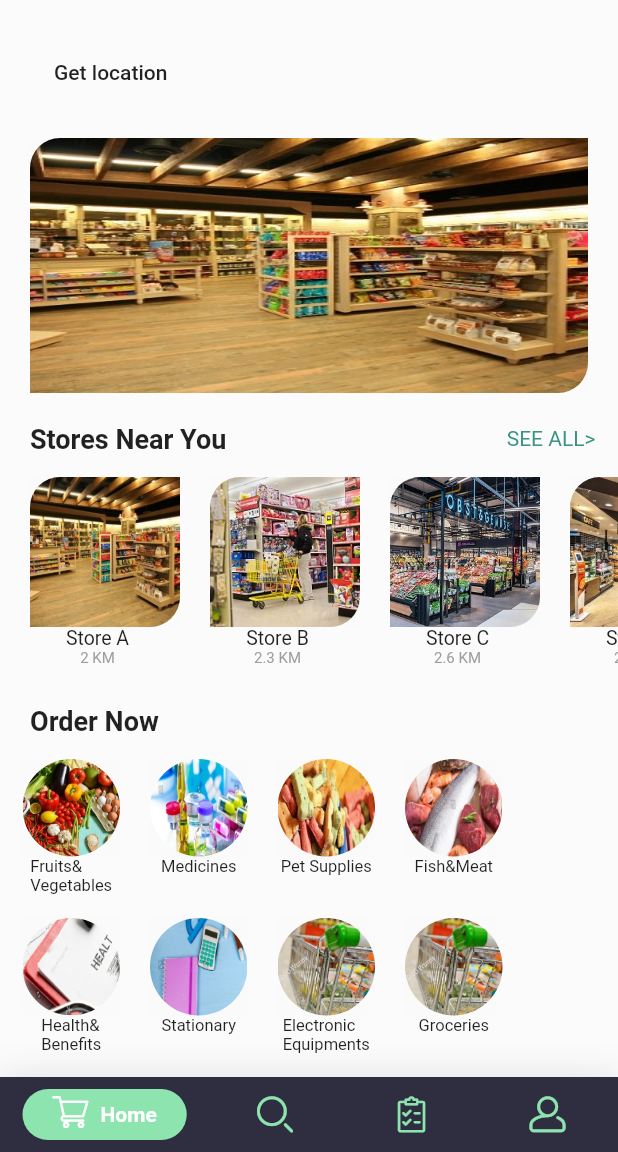
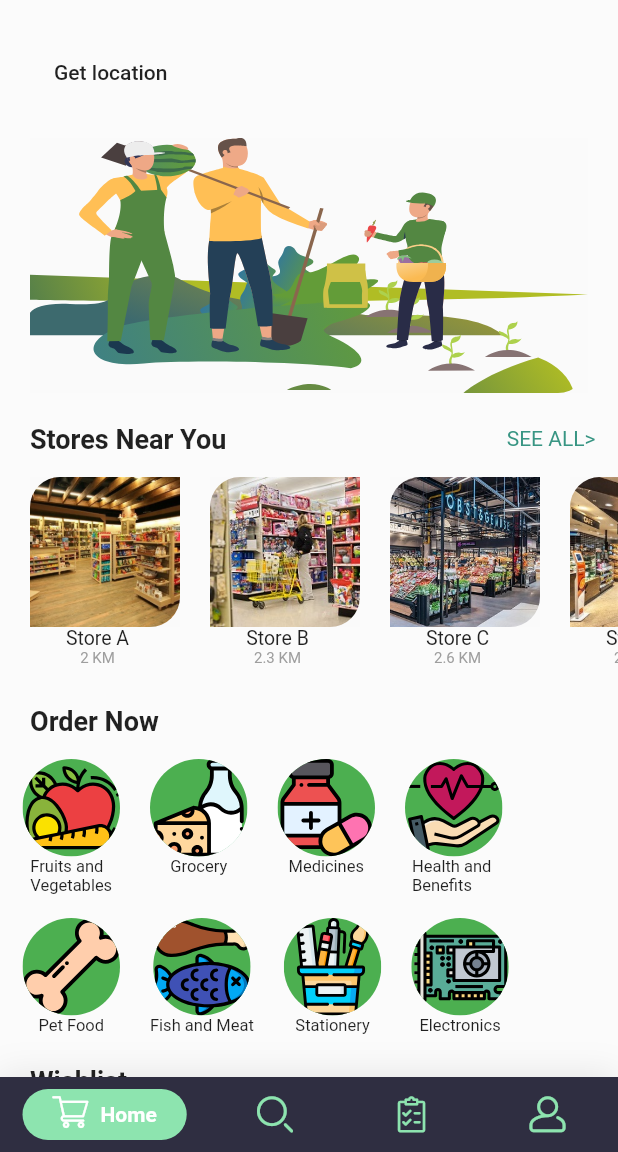
Before and after one commit to somiparna/Agrivator-Flash, a Flutter app: the screen it shows after launch, on a phone screen of 412 x 824 dp, the part 84-1236 px from its top. Run offline on Flutter 3.47's test engine with Material 2 defaults, Android fonts, the phone set to English and light mode, and no system bars; drawn by our look-alikes of google_nav_bar; our stand-ins replace flutter_svg, geolocator, google_maps_flutter.

Commit message:
changed buttons

```diff
--- a/lib/Tabs/Hometab.dart
+++ b/lib/Tabs/Hometab.dart
@@ -11,7 +11,7 @@ import 'package:flutter/material.dart';
 import '../Stores/Fruits.dart';
 import '../Stores/Medicines.dart';
 import 'package:google_maps_flutter/google_maps_flutter.dart';
-
+import 'package:flutter_svg/flutter_svg.dart';
 class HomeTab extends StatefulWidget {
   @override
 
@@ -76,7 +76,7 @@ class _HomeTabState extends State<HomeTab> {
                         child: ClipRRect(
                           borderRadius: BorderRadius.only(topLeft: Radius.circular(20),bottomRight: Radius.circular(20)),
 
-                          child: Image.asset('images/storea.jpg',
+                          child: SvgPicture.asset('images/agrivator.svg',
                                height: 170,fit:BoxFit.fill,width: 500,),
                         ),),
                     )
@@ -282,21 +282,28 @@ class _HomeTabState extends State<HomeTab> {
                     padding: const EdgeInsets.only(left: 10,right: 10,top: 15),
                     child: Column(
                       children: <Widget>[
+                        ClipOval(
+                          child: Column(
+                        children: <Widget>[
                           Material(
+                          color: Colors.green,
                             child: InkWell(
                               onTap: () =>
                                   Navigator.of(context)
                                       .push(MaterialPageRoute(builder: (context) => Error())),
                               child: Container(
-                                child: ClipRRect(
-                                  borderRadius: BorderRadius.all(Radius.circular(35)),
 
-                                  child: Image.asset('images/food.jpg',
-                                      width: 65, height: 65),
-                                ),),
+
+                                  child: SvgPicture.asset('images/fruits.svg',
+                                      width: 65, height: 65,),
+
+                                ),
+                            ),
                             )
+                          ],
                           ),
-                        Text("Fruits&\nVegetables",style: TextStyle(fontSize: 11)),
+                        ),
+                        Text("Fruits and\nVegetables",style: TextStyle(fontSize: 11)),
                         ],
                     ),
                   ),
@@ -304,19 +311,55 @@ class _HomeTabState extends State<HomeTab> {
                     padding: const EdgeInsets.only(left: 10,right: 10,top: 15),
                     child: Column(
                       children: <Widget>[
+                        ClipOval(
+                          child: Column(
+                            children: <Widget>[
                               Material(
+                                color: Colors.green,
                                 child: InkWell(
                                   onTap: () =>
                                       Navigator.of(context)
                                           .push(MaterialPageRoute(builder: (context) => Error())),
                                   child: Container(
-                                child: ClipRRect(
-                                  borderRadius: BorderRadius.all(Radius.circular(35)),
 
-                                  child: Image.asset('images/medicines.jpg',
-                                      width: 65, height: 65),
-                                ),),
+
+                                    child: SvgPicture.asset('images/dairy.svg',
+                                      width: 65, height: 65,),
+
+                                  ),
+                                ),
                               )
+                            ],
+                          ),
+                        ),
+                        Text("Grocery",style: TextStyle(fontSize: 11)),
+                      ],
+                    ),
+                  ),
+                  Padding(
+                    padding: const EdgeInsets.only(left: 10,right: 10,top: 15),
+                    child: Column(
+                      children: <Widget>[
+                        ClipOval(
+                          child: Column(
+                            children: <Widget>[
+                              Material(
+                                color: Colors.green,
+                                child: InkWell(
+                                  onTap: () =>
+                                      Navigator.of(context)
+                                          .push(MaterialPageRoute(builder: (context) => Error())),
+                                  child: Container(
+
+
+                                    child: SvgPicture.asset('images/medicines.svg',
+                                      width: 65, height: 65,),
+
+                                  ),
+                                ),
+                              )
+                            ],
+                          ),
                         ),
                         Text("Medicines",style: TextStyle(fontSize: 11)),
                       ],
@@ -326,21 +369,28 @@ class _HomeTabState extends State<HomeTab> {
                     padding: const EdgeInsets.only(left: 10,right: 10,top: 15),
                     child: Column(
                       children: <Widget>[
+                        ClipOval(
+                          child: Column(
+                            children: <Widget>[
                               Material(
+                                color: Colors.green,
                                 child: InkWell(
                                   onTap: () =>
                                       Navigator.of(context)
                                           .push(MaterialPageRoute(builder: (context) => Error())),
                                   child: Container(
-                                child: ClipRRect(
-                                  borderRadius: BorderRadius.all(Radius.circular(35)),
 
-                                  child: Image.asset('images/pet.jpg',
-                                      width: 65, height: 65),
-                                ),),
+
+                                    child: SvgPicture.asset('images/health benefits.svg',
+                                      width: 65, height: 65,),
+
+                                  ),
+                                ),
                               )
+                            ],
                           ),
-                        Text("Pet Supplies",style: TextStyle(fontSize: 11)),
+                        ),
+                        Text("Health and \nBenefits",style: TextStyle(fontSize: 11)),
                       ],
                     ),
                   ),
@@ -348,21 +398,28 @@ class _HomeTabState extends State<HomeTab> {
                     padding: const EdgeInsets.only(left: 10,right: 10,top: 15),
                     child: Column(
                       children: <Widget>[
+                        ClipOval(
+                          child: Column(
+                            children: <Widget>[
                               Material(
+                                color: Colors.green,
                                 child: InkWell(
                                   onTap: () =>
                                       Navigator.of(context)
                                           .push(MaterialPageRoute(builder: (context) => Error())),
                                   child: Container(
-                                child: ClipRRect(
-                                  borderRadius: BorderRadius.all(Radius.circular(35)),
 
-                                  child: Image.asset('images/meat.jpg',
-                                      width: 65, height: 65),
-                                ),),
+
+                                    child: SvgPicture.asset('images/pet food.svg',
+                                      width: 65, height: 65,),
+
+                                  ),
+                                ),
                               )
+                            ],
                           ),
-                        Text("Fish&Meat",style: TextStyle(fontSize: 11)),
+                        ),
+                        Text("Pet Food",style: TextStyle(fontSize: 11)),
                       ],
                     ),
                   ),
@@ -370,21 +427,28 @@ class _HomeTabState extends State<HomeTab> {
                     padding: const EdgeInsets.only(left: 10,right: 10,top: 15),
                     child: Column(
                       children: <Widget>[
+                        ClipOval(
+                          child: Column(
+                            children: <Widget>[
                               Material(
+                                color: Colors.green,
                                 child: InkWell(
                                   onTap: () =>
                                       Navigator.of(context)
                                           .push(MaterialPageRoute(builder: (context) => Error())),
                                   child: Container(
-                                child: ClipRRect(
-                                  borderRadius: BorderRadius.all(Radius.circular(35)),
 
-                                  child: Image.asset('images/health.jpg',
-                                      width: 65, height: 65),
-                                ),),
+
+                                    child: SvgPicture.asset('images/fish & meat.svg',
+                                      width: 65, height: 65,),
+
+                                  ),
+                                ),
                               )
+                            ],
                           ),
-                        Text("Health&\nBenefits",style: TextStyle(fontSize: 11)),
+                        ),
+                        Text("Fish and Meat",style: TextStyle(fontSize: 11)),
                       ],
                     ),
                   ),
@@ -392,21 +456,28 @@ class _HomeTabState extends State<HomeTab> {
                     padding: const EdgeInsets.only(left: 10,right: 10,top: 15),
                     child: Column(
                       children: <Widget>[
+                        ClipOval(
+                          child: Column(
+                            children: <Widget>[
                               Material(
+                                color: Colors.green,
                                 child: InkWell(
                                   onTap: () =>
                                       Navigator.of(context)
                                           .push(MaterialPageRoute(builder: (context) => Error())),
                                   child: Container(
-                                child: ClipRRect(
-                                  borderRadius: BorderRadius.all(Radius.circular(35)),
 
-                                  child: Image.asset('images/stationary.jpg',
-                                      width: 65, height: 65),
-                                ),),
+
+                                    child: SvgPicture.asset('images/stationery.svg',
+                                      width: 65, height: 65,),
+
+                                  ),
+                                ),
                               )
+                            ],
                           ),
-                        Text("Stationary",style: TextStyle(fontSize: 11)),
+                        ),
+                        Text("Stationery",style: TextStyle(fontSize: 11)),
                       ],
                     ),
                   ),
@@ -414,42 +485,28 @@ class _HomeTabState extends State<HomeTab> {
                     padding: const EdgeInsets.only(left: 10,right: 10,top: 15),
                     child: Column(
                       children: <Widget>[
+                        ClipOval(
+                          child: Column(
+                            children: <Widget>[
                               Material(
+                                color: Colors.green,
                                 child: InkWell(
                                   onTap: () =>
                                       Navigator.of(context)
                                           .push(MaterialPageRoute(builder: (context) => Error())),
                                   child: Container(
-                                child: ClipRRect(
-                                  borderRadius: BorderRadius.all(Radius.circular(35)),
 
-                                  child: Image.asset('images/grocery.jpg',
-                                      width: 65, height: 65),
-                                ),),
+
+                                    child: SvgPicture.asset('images/electronics.svg',
+                                      width: 65, height: 65,),
+
+                                  ),
+                                ),
                               )
-                        ),
-                        Text("Electronic\nEquipments",style: TextStyle(fontSize: 11)),
                             ],
                           ),
                         ),
-                  Padding(
-                    padding: const EdgeInsets.only(left: 10,right: 10,top: 15),
-                    child: Column(
-                      children: <Widget>[
-                        Material(
-                            child: InkWell(
-                              onTap: () =>
-                                  Navigator.of(context)
-                                      .push(MaterialPageRoute(builder: (context) => Error())),
-                              child: Container(
-                                child: ClipRRect(
-                                  borderRadius: BorderRadius.all(Radius.circular(35)),
-                                  child: Image.asset('images/grocery.jpg',
-                                      width: 65, height: 65),
-                                ),),
-                            )
-                        ),
-                        Text("Groceries",style: TextStyle(fontSize: 11)),
+                        Text("Electronics",style: TextStyle(fontSize: 11)),
                       ],
                     ),
                   ),
--- a/pubspec.yaml
+++ b/pubspec.yaml
@@ -31,6 +31,7 @@ dev_dependencies:
   google_nav_bar: ^2.1.0
   geolocator: ^5.1.4+2
   google_maps_flutter: ^0.5.21+8
+  flutter_svg: ^0.17.1
 # For information on the generic Dart part of this file, see the
 # following page: https://dart.dev/tools/pub/pubspec
 
```
Also changed, not shown: images/agrivator.svg (added), images/dairy.svg (added), images/electronics.svg (added), images/fish & meat.svg (added), images/fruits.svg (added), images/health benefits.svg (added), images/medicines.svg (added), images/pet food.svg (added), images/stationery.svg (added), pubspec.lock. Lines whose indentation alone changed are shown as unchanged.
